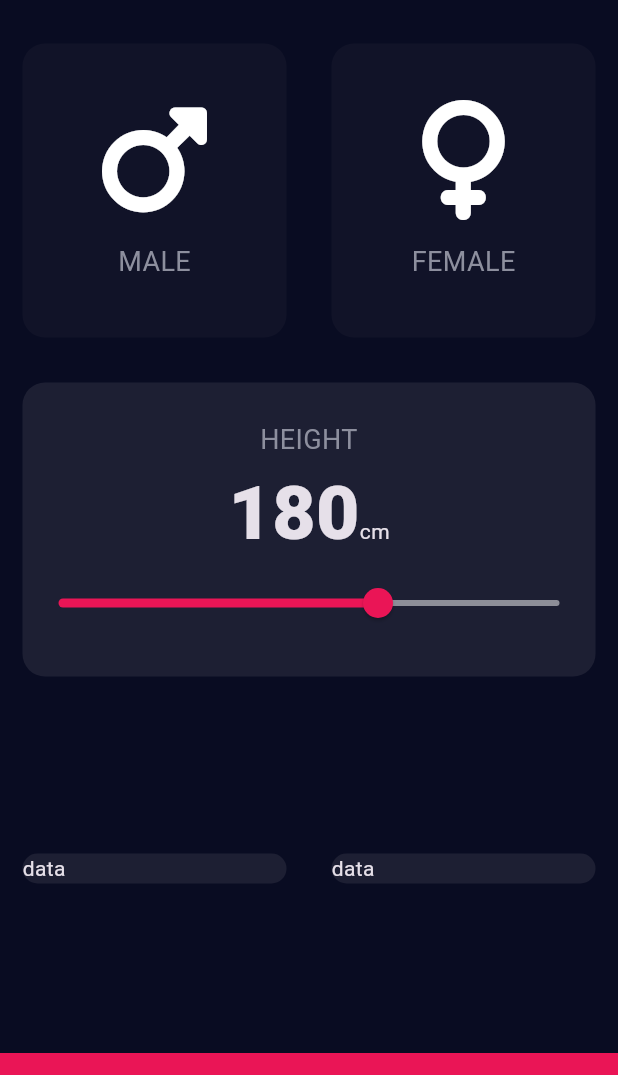
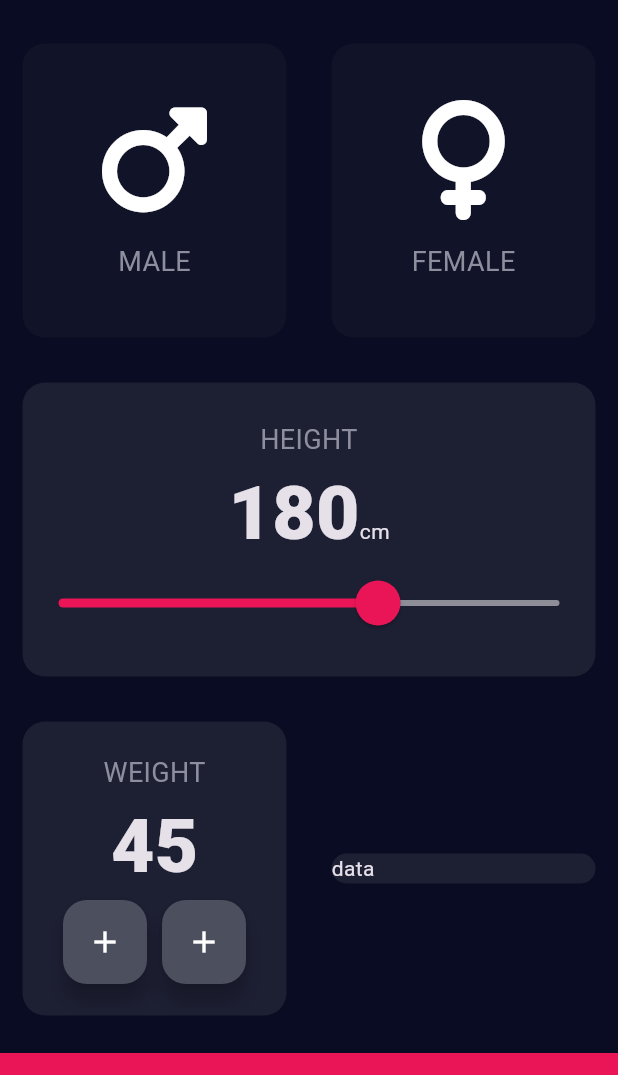
Before and after one commit to Amal-AM4/bmi_calc, a Flutter app: the screen it shows after launch, on a phone screen of 412 x 824 dp, the part 63-1138 px from its top. Run offline on Flutter 3.47's test engine with Material 3 defaults, Android fonts, the phone set to English and light mode, and no system bars; our stand-ins replace font_awesome_flutter.

Commit message:
FloatingActionButton

```diff
--- a/lib/input_page.dart
+++ b/lib/input_page.dart
@@ -13,6 +13,7 @@ class InputPage extends StatefulWidget {
 
 class _InputPageState extends State<InputPage> {
   int height = 180;
+  int weight = 45;
 
   Color maleInactiveColor = kinactiveContainerColor;
   Color femaleInactiveColor = kinactiveContainerColor;
@@ -103,7 +104,13 @@ class _InputPageState extends State<InputPage> {
                       Text('cm'),
                     ],
                   ),
-                  Slider(
+                  SliderTheme(
+                    data: SliderThemeData(
+                      thumbShape: RoundSliderThumbShape(
+                        enabledThumbRadius: 15.0,
+                      ),
+                    ),
+                    child: Slider(
                       value: height.toDouble(),
                       min: 55,
                       max: 251,
@@ -115,6 +122,7 @@ class _InputPageState extends State<InputPage> {
                         });
                       },
                     ),
+                  ),
                 ],
               ),
             ),
@@ -125,7 +133,29 @@ class _InputPageState extends State<InputPage> {
                 Expanded(
                   child: ReusableCard(
                     kolor: kresusableCardColor,
-                    cardChild: Text('data'),
+                    cardChild: Column(
+                      mainAxisAlignment: MainAxisAlignment.center,
+                      children: [
+                        Text('WEIGHT', style: kLabelStyle),
+                        Text(weight.toString(), style: knumberStyle),
+                        Row(
+                          mainAxisAlignment: MainAxisAlignment.center,
+                          children: [
+                            FloatingActionButton(
+                              onPressed: () {},
+                              backgroundColor: Color(0xFF4c4f5e),
+                              child: Icon(Icons.add, color: Colors.white),
+                            ),
+                            SizedBox(width: 10.0),
+                            FloatingActionButton(
+                              onPressed: () {},
+                              backgroundColor: Color(0xFF4c4f5e),
+                              child: Icon(Icons.add, color: Colors.white),
+                            ),
+                          ],
+                        ),
+                      ],
+                    ),
                   ),
                 ),
                 Expanded(
```
Lines whose indentation alone changed are shown as unchanged.
